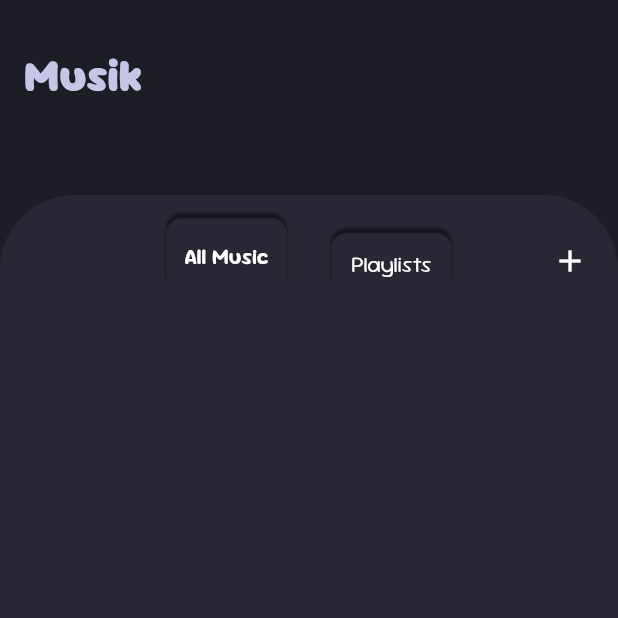
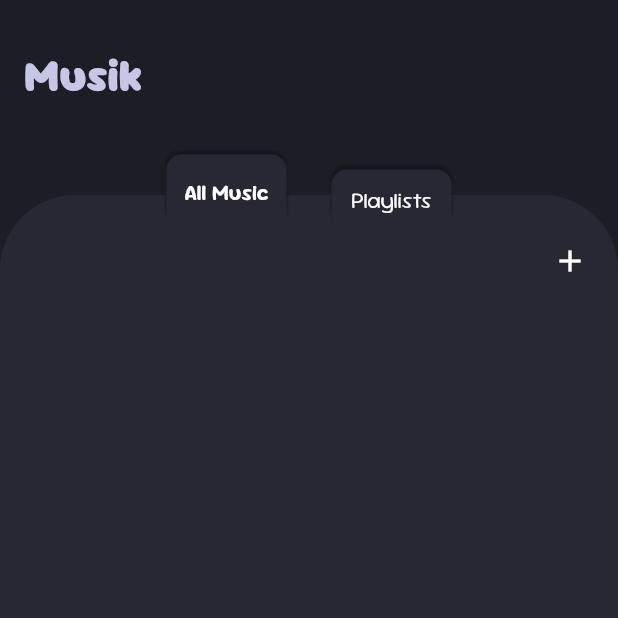
Before and after one commit to kwiby/Musik, a Flutter app: the screen it shows after launch, on a phone screen of 412 x 824 dp, the top half of it. Run offline on Flutter 3.47's test engine with Material 3 defaults, Android fonts, the phone set to English and light mode, and no system bars; our stand-ins replace just_audio, permission_handler, shared_preferences; statements that could not run were skipped.

Commit message:
Patch 1.1.1 - Changed tab buttons to be dynamic in position based on screen size instead of having a fixed position.

```diff
--- a/lib/screens/home_screen/tabs/all_music_tab/all_music_tab.dart
+++ b/lib/screens/home_screen/tabs/all_music_tab/all_music_tab.dart
@@ -32,9 +32,7 @@ class _AllMusicContainerState extends State<AllMusicContainer> {
         ),
 
         // -=-  Tabs  -=-
-        Positioned.fill(
-          bottom: 583,
-          child: Row(
+        Row(
           spacing: 30, // To keep the position of other boxes constant
           // while one of them is selected (and therefore bigger), you can
           // add a variable which is a number that subtracts from the
@@ -111,7 +109,6 @@ class _AllMusicContainerState extends State<AllMusicContainer> {
             ),
           ],
         ),
-        ),
 
         // -=-  All Music Content Area  -=-
         ValueListenableBuilder<bool>(
--- a/lib/screens/home_screen/tabs/playlists_tab/playlists_tab.dart
+++ b/lib/screens/home_screen/tabs/playlists_tab/playlists_tab.dart
@@ -24,9 +24,7 @@ class PlaylistsContainer extends Container {
         ),
 
         // -=-  Tabs  -=-
-        Positioned.fill(
-          bottom: 583,
-          child: Row(
+        Row(
           spacing: 30, // To keep the position of other boxes constant
           // while one of them is selected (and therefore bigger), you can
           // add a variable which is a number that subtracts from the
@@ -104,7 +102,6 @@ class PlaylistsContainer extends Container {
             ),
           ],
         ),
-        ),
 
         // -=-  Playlists Content Area  -=-
         Container(
```
Also changed, not shown: 8 other files. Lines whose indentation alone changed are shown as unchanged.
